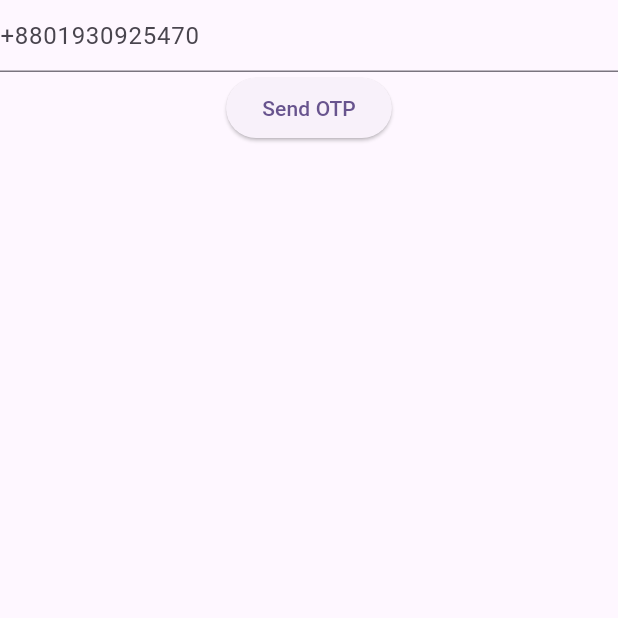
After one commit to FabihaPritha/two_factor_auth, a Flutter app: the LoginScreen screen opened directly, after a tap on "Send OTP", on a phone screen of 412 x 824 dp, the top half of it. The commit adds this screen. Run offline on Flutter 3.47's test engine with Material 3 defaults, Android fonts, the phone set to English and light mode, and no system bars; our stand-ins replace firebase_auth, firebase_core; accounts and stored records are empty; network calls fail.

Commit message:
add screens

```diff
--- /dev/null
+++ b/lib/login_screen.dart
@@ -0,0 +1,43 @@
+import 'package:flutter/material.dart';
+import 'package:firebase_auth/firebase_auth.dart';
+import 'otp_screen.dart';
+
+class LoginScreen extends StatelessWidget {
+  final TextEditingController phoneController = TextEditingController();
+
+  void loginUser(BuildContext context) async {
+    await FirebaseAuth.instance.verifyPhoneNumber(
+      phoneNumber: phoneController.text,
+      verificationCompleted: (PhoneAuthCredential credential) {},
+      verificationFailed: (FirebaseAuthException e) {
+        print(e.message);
+      },
+      codeSent: (verificationId, resendToken) {
+        Navigator.push(context, MaterialPageRoute(
+          builder: (_) => OTPScreen(verificationId: verificationId),
+        ));
+      },
+      codeAutoRetrievalTimeout: (verificationId) {},
+    );
+  }
+
+  @override
+  Widget build(BuildContext context) {
+    return Scaffold(
+      body: Center(
+        child: Column(
+          children: [
+            TextField(
+              controller: phoneController,
+              decoration: InputDecoration(hintText: '+8801930925470'),
+            ),
+            ElevatedButton(
+              onPressed: () => loginUser(context),
+              child: Text('Send OTP'),
+            )
+          ],
+        ),
+      ),
+    );
+  }
+}
--- a/lib/main.dart
+++ b/lib/main.dart
@@ -1,6 +1,9 @@
+import 'package:firebase_core/firebase_core.dart';
 import 'package:flutter/material.dart';
 
-void main() {
+void main() async {
+  WidgetsFlutterBinding.ensureInitialized();
+  await Firebase.initializeApp();
   runApp(const MyApp());
 }
 
@@ -11,6 +14,7 @@ class MyApp extends StatelessWidget {
   @override
   Widget build(BuildContext context) {
     return MaterialApp(
+      debugShowCheckedModeBanner: false,
       title: 'Flutter Demo',
       theme: ThemeData(
         // This is the theme of your application.
```
Also changed, not shown: lib/otp_screen.dart (added, +42 -0 lines).
